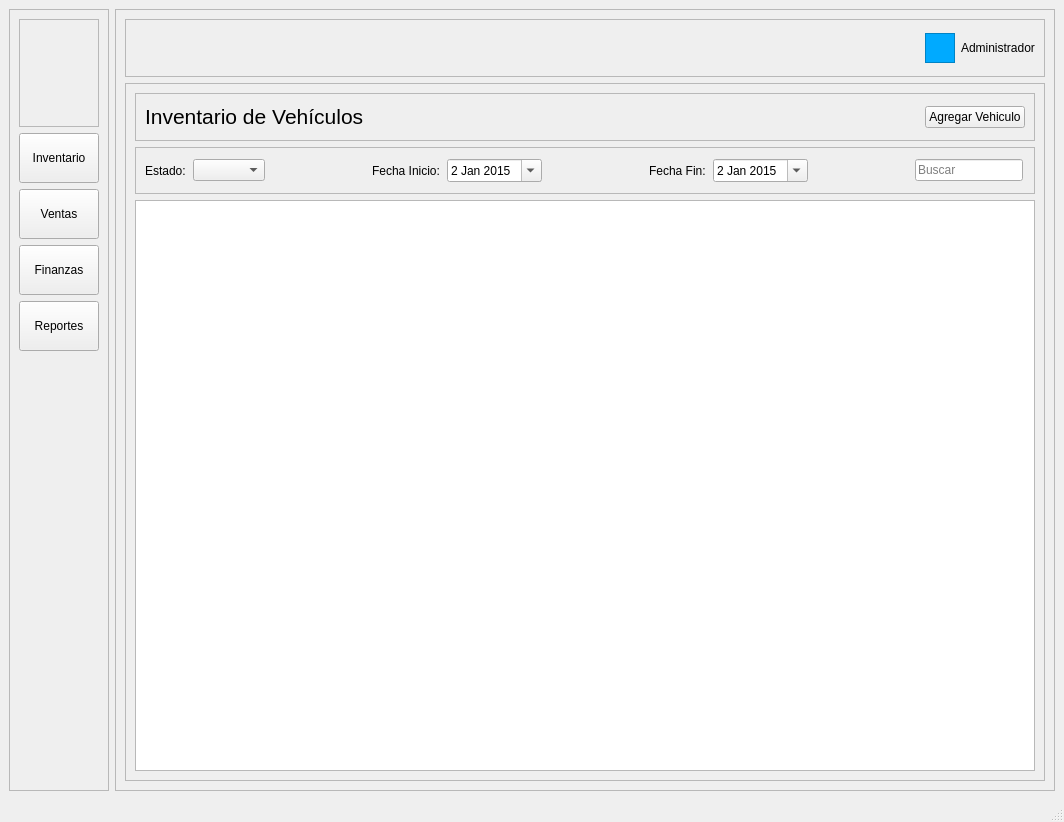
Above: ui/mainwindow.ui from ShibaK7/seminuevos before the change. Below: the same form after it.
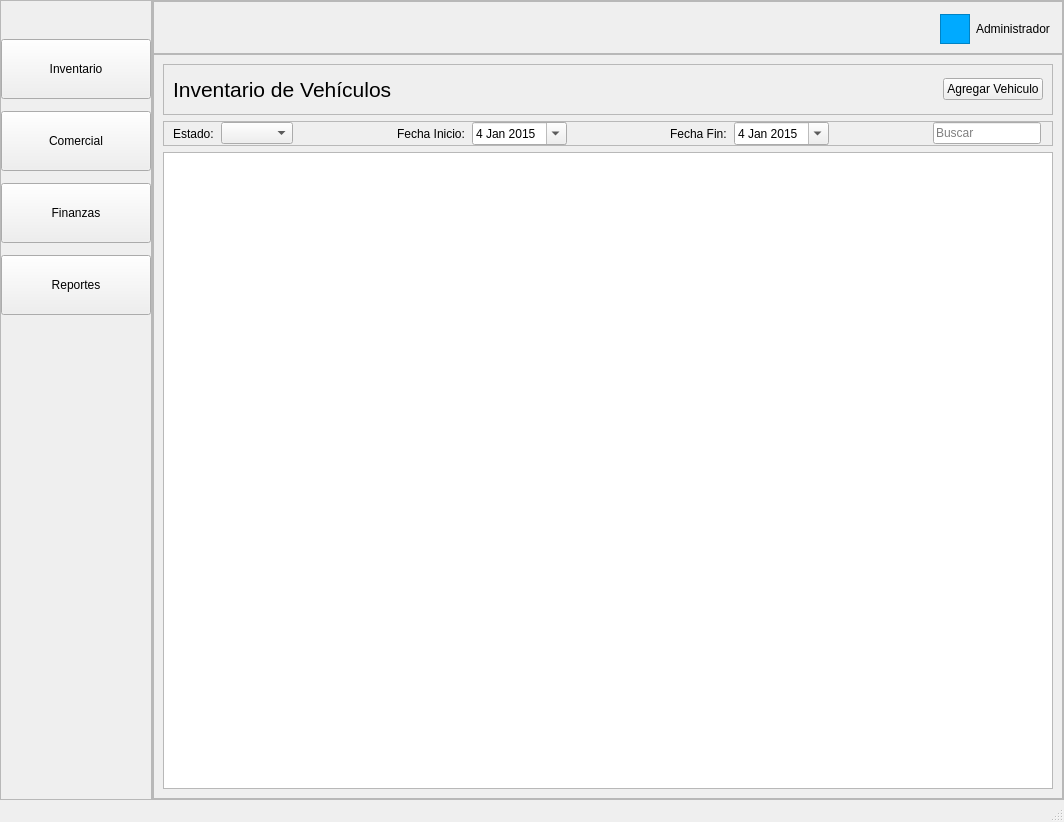
That is the form after the change. Icons and pictures are not drawn.

Commit message: Add base layout UI

What changed in the file:
```diff
--- a/ui/mainwindow.ui
+++ b/ui/mainwindow.ui
@@ -10,11 +10,41 @@
     <height>822</height>
    </rect>
   </property>
+  <property name="sizePolicy">
+   <sizepolicy hsizetype="Preferred" vsizetype="Preferred">
+    <horstretch>0</horstretch>
+    <verstretch>0</verstretch>
+   </sizepolicy>
+  </property>
+  <property name="maximumSize">
+   <size>
+    <width>16777215</width>
+    <height>16777215</height>
+   </size>
+  </property>
   <property name="windowTitle">
    <string>MainWindow</string>
   </property>
   <widget class="QWidget" name="centralwidget">
-   <layout class="QHBoxLayout" name="horizontalLayout" stretch="0,4">
+   <property name="layoutDirection">
+    <enum>Qt::LayoutDirection::LeftToRight</enum>
+   </property>
+   <layout class="QHBoxLayout" name="horizontalLayout" stretch="1,6">
+    <property name="spacing">
+     <number>0</number>
+    </property>
+    <property name="leftMargin">
+     <number>0</number>
+    </property>
+    <property name="topMargin">
+     <number>0</number>
+    </property>
+    <property name="rightMargin">
+     <number>0</number>
+    </property>
+    <property name="bottomMargin">
+     <number>0</number>
+    </property>
     <item>
      <widget class="QFrame" name="frame">
       <property name="styleSheet">
@@ -26,14 +56,56 @@
       <property name="frameShadow">
        <enum>QFrame::Shadow::Raised</enum>
       </property>
-      <layout class="QVBoxLayout" name="verticalLayout_2" stretch="1,0,0,0,0,4">
+      <property name="lineWidth">
+       <number>0</number>
+      </property>
+      <property name="class" stdset="0">
+       <string>side-bar</string>
+      </property>
+      <layout class="QVBoxLayout" name="verticalLayout_2" stretch="0,0,0,0,0,4">
+       <property name="spacing">
+        <number>12</number>
+       </property>
+       <property name="sizeConstraint">
+        <enum>QLayout::SizeConstraint::SetDefaultConstraint</enum>
+       </property>
+       <property name="leftMargin">
+        <number>0</number>
+       </property>
+       <property name="topMargin">
+        <number>12</number>
+       </property>
+       <property name="rightMargin">
+        <number>0</number>
+       </property>
+       <property name="bottomMargin">
+        <number>12</number>
+       </property>
        <item>
-        <widget class="QFrame" name="frame_5">
-         <property name="frameShape">
-          <enum>QFrame::Shape::StyledPanel</enum>
+        <widget class="QLabel" name="label_6">
+         <property name="sizePolicy">
+          <sizepolicy hsizetype="Ignored" vsizetype="Fixed">
+           <horstretch>0</horstretch>
+           <verstretch>0</verstretch>
+          </sizepolicy>
          </property>
-         <property name="frameShadow">
-          <enum>QFrame::Shadow::Raised</enum>
+         <property name="maximumSize">
+          <size>
+           <width>16777215</width>
+           <height>90</height>
+          </size>
+         </property>
+         <property name="text">
+          <string/>
+         </property>
+         <property name="pixmap">
+          <pixmap resource="../resources/Resources.qrc">:/resources/images/images/logo-seminuevos.jpeg</pixmap>
+         </property>
+         <property name="scaledContents">
+          <bool>true</bool>
+         </property>
+         <property name="alignment">
+          <set>Qt::AlignmentFlag::AlignCenter</set>
          </property>
         </widget>
        </item>
@@ -42,18 +114,40 @@
          <property name="minimumSize">
           <size>
            <width>0</width>
-           <height>50</height>
+           <height>60</height>
           </size>
          </property>
+         <property name="contextMenuPolicy">
+          <enum>Qt::ContextMenuPolicy::DefaultContextMenu</enum>
+         </property>
+         <property name="layoutDirection">
+          <enum>Qt::LayoutDirection::LeftToRight</enum>
+         </property>
+         <property name="autoFillBackground">
+          <bool>false</bool>
+         </property>
          <property name="text">
           <string>Inventario</string>
          </property>
+         <property name="icon">
+          <iconset resource="../resources/Resources.qrc">
+           <normaloff>:/icons/car.png</normaloff>:/icons/car.png</iconset>
+         </property>
+         <property name="iconSize">
+          <size>
+           <width>24</width>
+           <height>24</height>
+          </size>
+         </property>
          <property name="checkable">
           <bool>true</bool>
          </property>
          <property name="checked">
           <bool>false</bool>
          </property>
+         <property name="autoDefault">
+          <bool>false</bool>
+         </property>
          <property name="class" stdset="0">
           <string>menu-bar</string>
          </property>
@@ -64,11 +158,21 @@
          <property name="minimumSize">
           <size>
            <width>0</width>
-           <height>50</height>
+           <height>60</height>
           </size>
          </property>
          <property name="text">
-          <string>Ventas</string>
+          <string>Comercial</string>
+         </property>
+         <property name="icon">
+          <iconset resource="../resources/Resources.qrc">
+           <normaloff>:/icons/dollar.png</normaloff>:/icons/dollar.png</iconset>
+         </property>
+         <property name="iconSize">
+          <size>
+           <width>24</width>
+           <height>24</height>
+          </size>
          </property>
          <property name="checkable">
           <bool>true</bool>
@@ -83,12 +187,22 @@
          <property name="minimumSize">
           <size>
            <width>0</width>
-           <height>50</height>
+           <height>60</height>
           </size>
          </property>
          <property name="text">
           <string>Finanzas</string>
          </property>
+         <property name="icon">
+          <iconset resource="../resources/Resources.qrc">
+           <normaloff>:/icons/bank.png</normaloff>:/icons/bank.png</iconset>
+         </property>
+         <property name="iconSize">
+          <size>
+           <width>24</width>
+           <height>24</height>
+          </size>
+         </property>
          <property name="checkable">
           <bool>true</bool>
          </property>
@@ -102,12 +216,22 @@
          <property name="minimumSize">
           <size>
            <width>0</width>
-           <height>50</height>
+           <height>60</height>
           </size>
          </property>
          <property name="text">
           <string>Reportes</string>
          </property>
+         <property name="icon">
+          <iconset resource="../resources/Resources.qrc">
+           <normaloff>:/icons/bar-chart.png</normaloff>:/icons/bar-chart.png</iconset>
+         </property>
+         <property name="iconSize">
+          <size>
+           <width>24</width>
+           <height>24</height>
+          </size>
+         </property>
          <property name="checkable">
           <bool>true</bool>
          </property>
@@ -121,6 +245,9 @@
          <property name="orientation">
           <enum>Qt::Orientation::Vertical</enum>
          </property>
+         <property name="sizeType">
+          <enum>QSizePolicy::Policy::Expanding</enum>
+         </property>
          <property name="sizeHint" stdset="0">
           <size>
            <width>20</width>
@@ -140,7 +267,25 @@
       <property name="frameShadow">
        <enum>QFrame::Shadow::Raised</enum>
       </property>
-      <layout class="QVBoxLayout" name="verticalLayout" stretch="1,12">
+      <property name="class" stdset="0">
+       <string>right-content</string>
+      </property>
+      <layout class="QVBoxLayout" name="verticalLayout" stretch="1,15">
+       <property name="spacing">
+        <number>0</number>
+       </property>
+       <property name="leftMargin">
+        <number>0</number>
+       </property>
+       <property name="topMargin">
+        <number>0</number>
+       </property>
+       <property name="rightMargin">
+        <number>0</number>
+       </property>
+       <property name="bottomMargin">
+        <number>0</number>
+       </property>
        <item>
         <widget class="QFrame" name="frame_3">
          <property name="frameShape">
@@ -149,7 +294,22 @@
          <property name="frameShadow">
           <enum>QFrame::Shadow::Raised</enum>
          </property>
-         <layout class="QHBoxLayout" name="horizontalLayout_4">
+         <property name="class" stdset="0">
+          <string>top-bar</string>
+         </property>
+         <layout class="QHBoxLayout" name="horizontalLayout_4" stretch="0,0,0">
+          <property name="spacing">
+           <number>-1</number>
+          </property>
+          <property name="sizeConstraint">
+           <enum>QLayout::SizeConstraint::SetDefaultConstraint</enum>
+          </property>
+          <property name="topMargin">
+           <number>12</number>
+          </property>
+          <property name="rightMargin">
+           <number>12</number>
+          </property>
           <item>
            <spacer name="horizontalSpacer_5">
             <property name="orientation">
@@ -199,14 +359,26 @@
         </widget>
        </item>
        <item>
-        <widget class="QFrame" name="frame_4">
+        <widget class="QFrame" name="mainContentFrame">
+         <property name="styleSheet">
+          <string notr="true"/>
+         </property>
          <property name="frameShape">
           <enum>QFrame::Shape::StyledPanel</enum>
          </property>
          <property name="frameShadow">
           <enum>QFrame::Shadow::Raised</enum>
          </property>
-         <layout class="QVBoxLayout" name="verticalLayout_3" stretch="1,1,12">
+         <property name="lineWidth">
+          <number>0</number>
+         </property>
+         <property name="class" stdset="0">
+          <string>main-content</string>
+         </property>
+         <layout class="QVBoxLayout" name="verticalLayout_3" stretch="0,0,0">
+          <property name="spacing">
+           <number>-1</number>
+          </property>
           <item>
            <widget class="QFrame" name="frame_6">
             <property name="frameShape">
@@ -217,10 +389,10 @@
             </property>
             <layout class="QHBoxLayout" name="horizontalLayout_2">
              <property name="topMargin">
-              <number>0</number>
+              <number>12</number>
              </property>
              <property name="bottomMargin">
-              <number>0</number>
+              <number>12</number>
              </property>
              <item>
               <widget class="QLabel" name="label">
@@ -331,7 +503,7 @@
                  <second>0</second>
                  <year>2015</year>
                  <month>1</month>
-                 <day>2</day>
+                 <day>4</day>
                 </datetime>
                </property>
                <property name="calendarPopup">
@@ -368,7 +540,7 @@
                  <second>0</second>
                  <year>2015</year>
                  <month>1</month>
-                 <day>2</day>
+                 <day>4</day>
                 </datetime>
                </property>
                <property name="calendarPopup">
```
Left out of the diff: 14 changed lines with no effect on the pictures. The commit also changes 10 other files.
